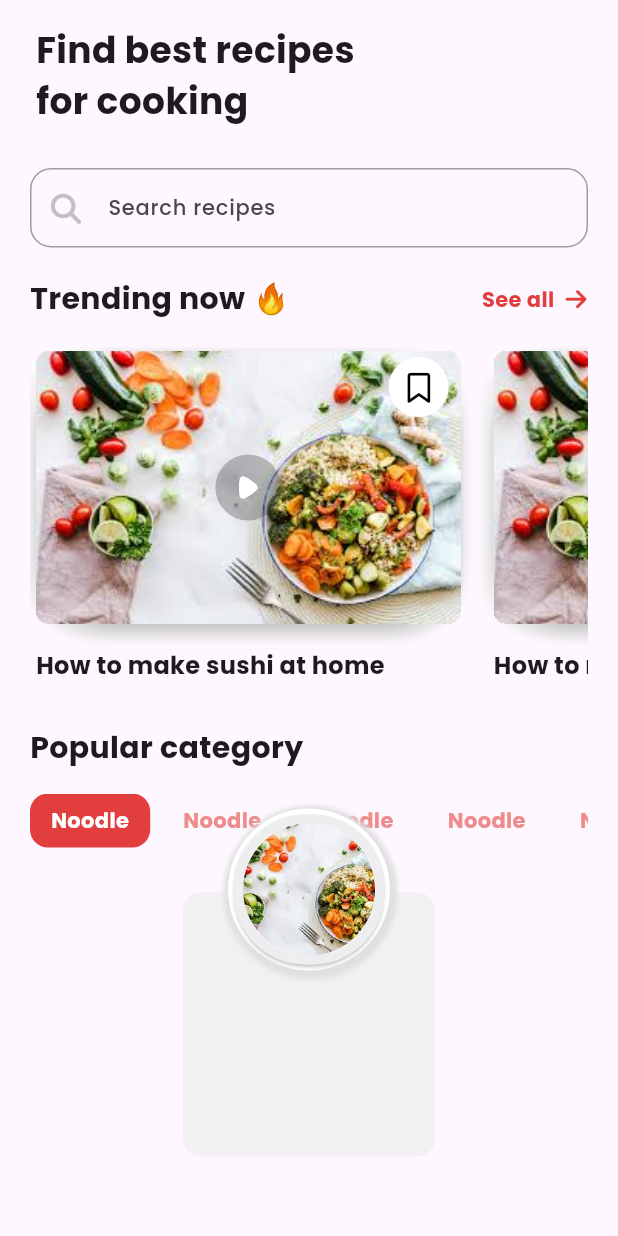
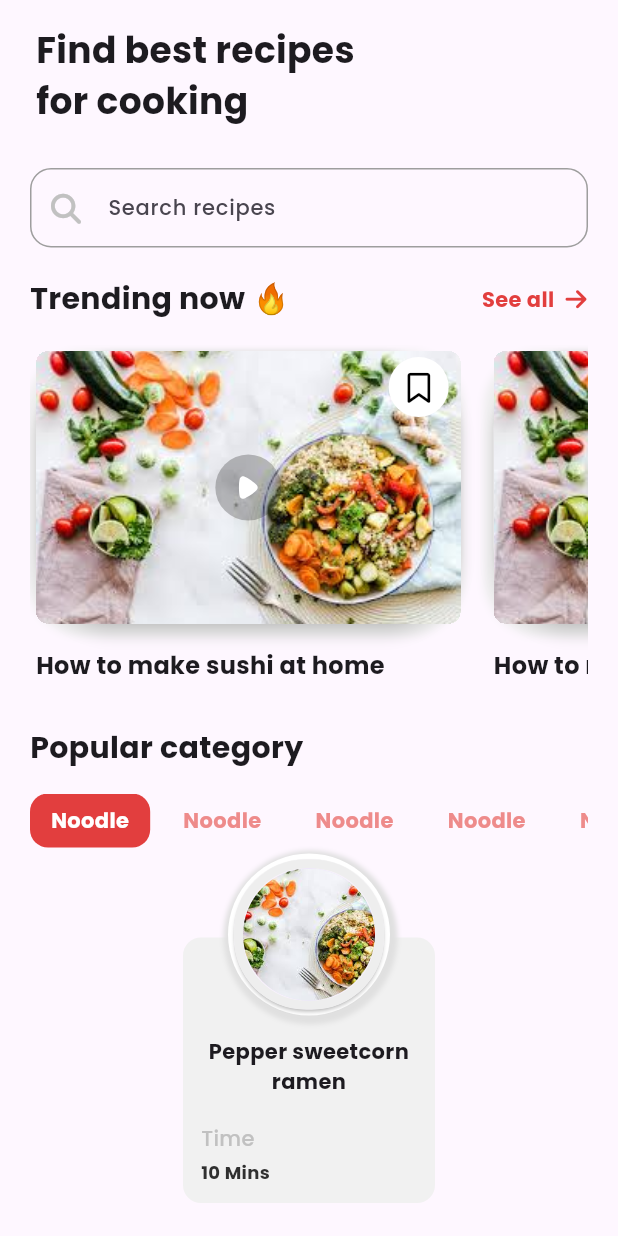
Before and after one commit to HazemAhmed677/reciply-app, a Flutter app: the screen it shows after launch, on a phone screen of 412 x 824 dp. Run offline on Flutter 3.47's test engine with Material 3 defaults, Android fonts, the light colour scheme and no system bars; our stand-ins replace device_preview, flutter_svg, font_awesome_flutter, go_router.

Commit message:
complete puplolar card elements

```diff
--- /dev/null
+++ b/lib/features/home/data/presentation/views/widgets/pupolar_container_elements.dart
@@ -0,0 +1,56 @@
+import 'package:flutter/material.dart';
+import 'package:reciply/core/utils/app_colors.dart';
+import 'package:reciply/core/utils/app_styles.dart';
+
+class PupolarContainerElements extends StatelessWidget {
+  const PupolarContainerElements({
+    super.key,
+  });
+
+  @override
+  Widget build(BuildContext context) {
+    return Column(
+      crossAxisAlignment: CrossAxisAlignment.start,
+      children: [
+        const SizedBox(
+          height: 66,
+        ),
+        Padding(
+          padding: const EdgeInsets.symmetric(horizontal: 12.0),
+          child: Text(
+            'Pepper sweetcorn ramen',
+            textAlign: TextAlign.center,
+            style: AppStyles.semiBold14(context),
+          ),
+        ),
+        const SizedBox(
+          height: 18,
+        ),
+        Padding(
+          padding: const EdgeInsets.only(
+            left: 12,
+            bottom: 4,
+          ),
+          child: Text(
+            'Time',
+            style: AppStyles.regular14(context).copyWith(
+              color: AppColors.c1Color,
+            ),
+          ),
+        ),
+        Padding(
+          padding: const EdgeInsets.only(
+            left: 12.0,
+            bottom: 12,
+          ),
+          child: Text(
+            '10 Mins',
+            style: AppStyles.semiBold12(context).copyWith(
+              color: AppColors.n30Color,
+            ),
+          ),
+        )
+      ],
+    );
+  }
+}
--- a/lib/features/home/data/presentation/views/widgets/pupolar_stack.dart
+++ b/lib/features/home/data/presentation/views/widgets/pupolar_stack.dart
@@ -1,6 +1,6 @@
 import 'package:flutter/material.dart';
-import 'package:reciply/constants.dart';
 import 'package:reciply/core/utils/app_colors.dart';
+import 'package:reciply/features/home/data/presentation/views/widgets/pupolar_container_elements.dart';
 import 'package:reciply/features/home/data/presentation/views/widgets/pupolar_dish.dart';
 
 class PupolarDishStack extends StatelessWidget {
@@ -9,18 +9,19 @@ class PupolarDishStack extends StatelessWidget {
   @override
   Widget build(BuildContext context) {
     return Padding(
-      padding: const EdgeInsets.only(top: 30),
+      padding: const EdgeInsets.only(top: 60),
       child: Center(
         child: Stack(
           clipBehavior: Clip.none,
           children: [
             Container(
-              height: 176,
+              height: 177,
               width: 168,
               decoration: BoxDecoration(
                 color: AppColors.f1Color,
                 borderRadius: BorderRadius.circular(12),
               ),
+              child: const PupolarContainerElements(),
             ),
             const Positioned(
               top: -56,
```
